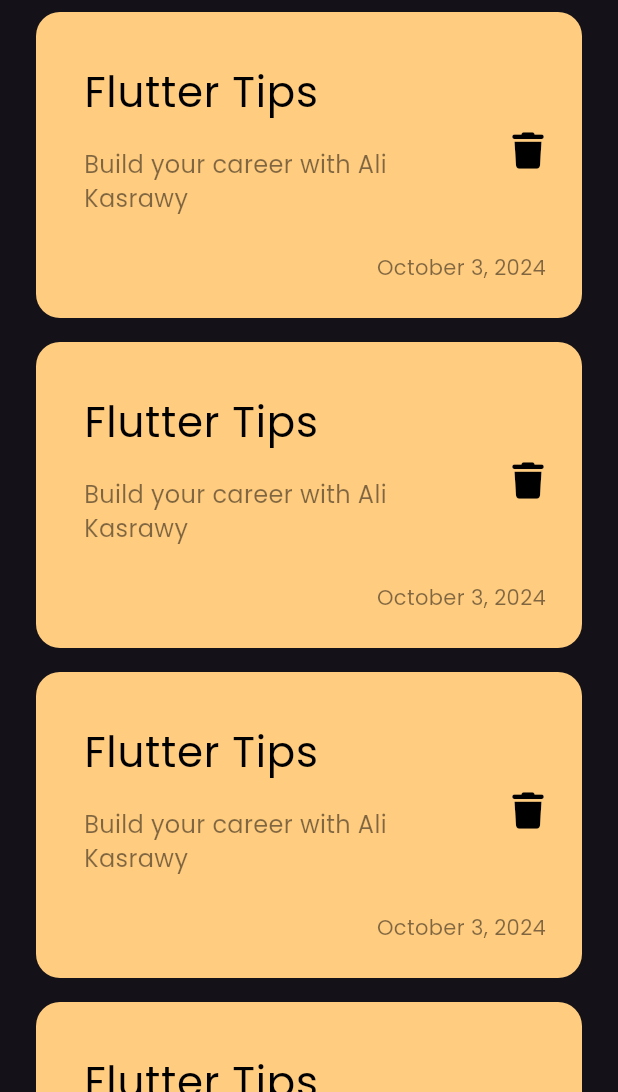
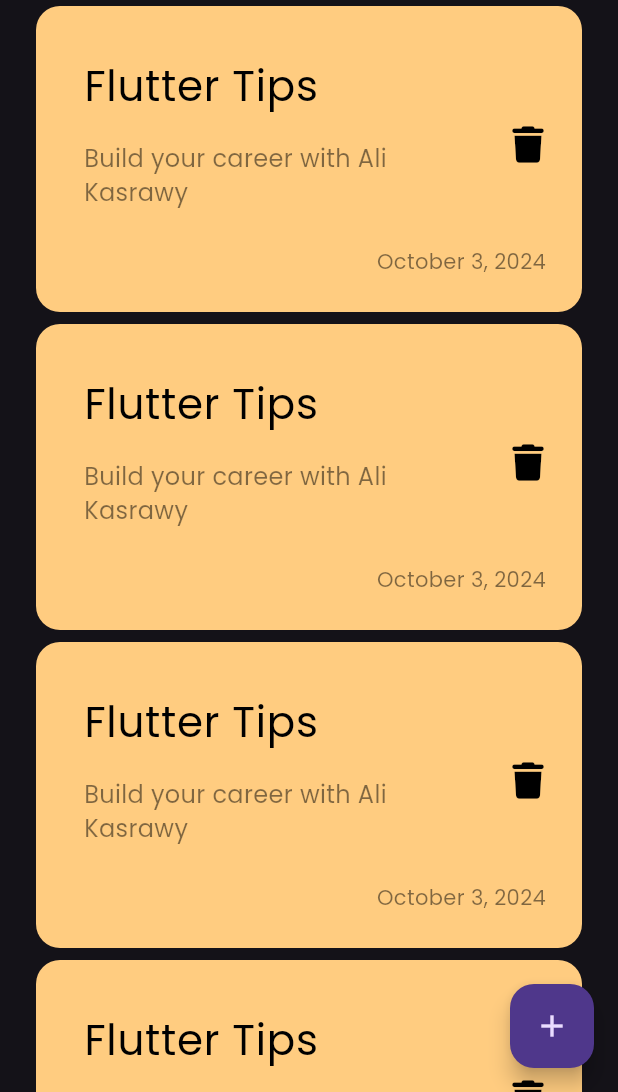
Before and after one commit to ali4hassan9ali2022/notes_app, a Flutter app: the screen it shows after launch, on a phone screen of 412 x 824 dp, the part 144-1236 px from its top. Run offline on Flutter 3.47's test engine with Material 3 defaults, Android fonts, the phone set to English and light mode, and no system bars; our stand-ins replace font_awesome_flutter.

Commit message:
create floating action button

```diff
--- a/lib/Views/Widgets/custom_ note_list_view.dart
+++ b/lib/Views/Widgets/custom_ note_list_view.dart
@@ -9,7 +9,7 @@ class CsutomNoteListView extends StatelessWidget {
     return ListView.builder(
       itemBuilder: (context, index) {
         return Padding(
-          padding: const EdgeInsets.symmetric(vertical: 8),
+          padding: const EdgeInsets.symmetric(vertical: 4),
           child: CustomNotesItem(),
         );
       },
--- a/lib/Views/notes_view.dart
+++ b/lib/Views/notes_view.dart
@@ -6,8 +6,14 @@ class NotesView extends StatelessWidget {
 
   @override
   Widget build(BuildContext context) {
-    return const Scaffold(
-      body: CustomNotesBody(),
+    return Scaffold(
+      floatingActionButton: FloatingActionButton(
+        onPressed: () {},
+        child: const Icon(
+          Icons.add,
+        ),
+      ),
+      body: const CustomNotesBody(),
     );
   }
 }
```
